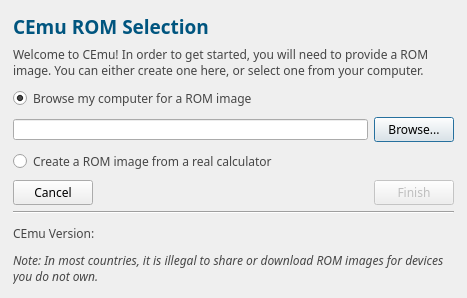
CE-Programming/CEmu, file gui/qt/romselection.ui: the form before one commit.
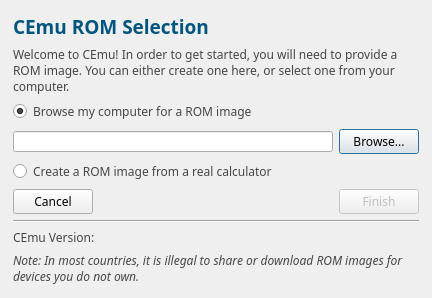
The form after the commit. The open tabs and pages were chosen to show the change. Icons and pictures are not drawn.

Commit message: Fix saving of window state

What changed in the file:
```diff
--- a/gui/qt/romselection.ui
+++ b/gui/qt/romselection.ui
@@ -9,7 +9,7 @@
    <rect>
     <x>0</x>
     <y>0</y>
-    <width>467</width>
+    <width>432</width>
     <height>298</height>
    </rect>
   </property>
```
Left out of the diff: 2 changed lines with no effect on the pictures. The commit also changes 6 other files.
